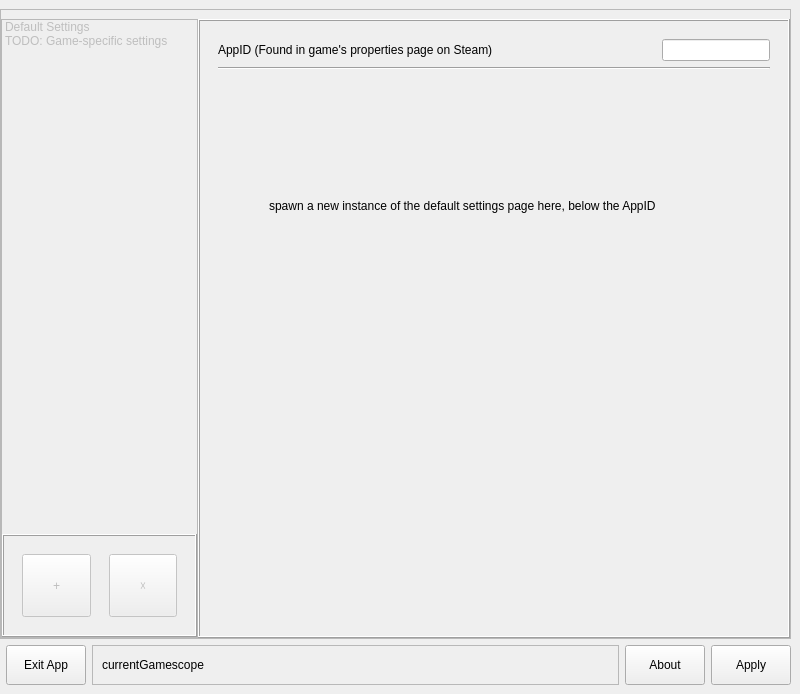
Above: mainwindow.ui from rfrench3/scopebuddy-gui before the change. Below: the same form after it.
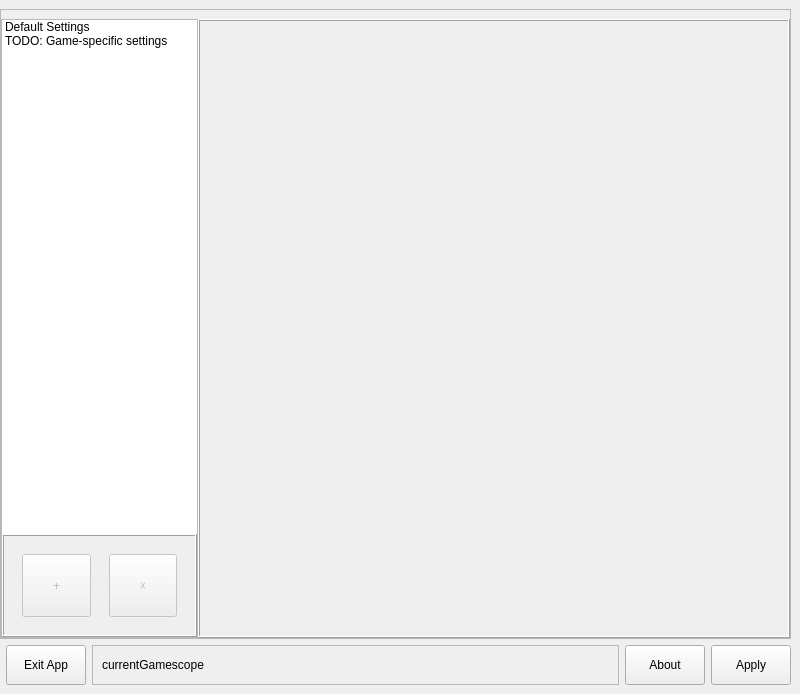
That is the form after the change. The open tabs and pages were chosen to show the change. Icons and pictures are not drawn.

Commit message: testing game-specific settings UI

The edit to the form file:
```diff
--- a/mainwindow.ui
+++ b/mainwindow.ui
@@ -78,7 +78,7 @@
           <item>
            <widget class="QListWidget" name="listWidget_gamesList">
             <property name="enabled">
-             <bool>false</bool>
+             <bool>true</bool>
             </property>
             <property name="sizePolicy">
              <sizepolicy hsizetype="Expanding" vsizetype="Expanding">
@@ -1829,102 +1829,9 @@
               <property name="spacing">
                <number>0</number>
               </property>
-              <item row="0" column="0">
-               <widget class="QWidget" name="widget_20" native="true">
-                <property name="sizePolicy">
-                 <sizepolicy hsizetype="Preferred" vsizetype="Maximum">
-                  <horstretch>0</horstretch>
-                  <verstretch>0</verstretch>
-                 </sizepolicy>
-                </property>
-                <layout class="QVBoxLayout" name="verticalLayout_13">
-                 <item>
-                  <widget class="QWidget" name="widget_22" native="true">
-                   <property name="sizePolicy">
-                    <sizepolicy hsizetype="Preferred" vsizetype="Minimum">
-                     <horstretch>0</horstretch>
-                     <verstretch>0</verstretch>
-                    </sizepolicy>
-                   </property>
-                   <layout class="QHBoxLayout" name="horizontalLayout_13" stretch="0,0,0">
-                    <property name="spacing">
-                     <number>0</number>
-                    </property>
-                    <property name="leftMargin">
-                     <number>0</number>
-                    </property>
-                    <property name="topMargin">
-                     <number>0</number>
-                    </property>
-                    <property name="rightMargin">
-                     <number>0</number>
-                    </property>
-                    <property name="bottomMargin">
-                     <number>0</number>
-                    </property>
-                    <item>
-                     <widget class="QLabel" name="label_11">
-                      <property name="text">
-                       <string>AppID (Found in game's properties page on Steam)</string>
-                      </property>
-                     </widget>
-                    </item>
-                    <item>
-                     <spacer name="horizontalSpacer_12">
-                      <property name="orientation">
-                       <enum>Qt::Orientation::Horizontal</enum>
-                      </property>
-                      <property name="sizeHint" stdset="0">
-                       <size>
-                        <width>40</width>
-                        <height>20</height>
-                       </size>
-                      </property>
-                     </spacer>
-                    </item>
-                    <item>
-                     <widget class="QLineEdit" name="lineEdit_appID">
-                      <property name="sizePolicy">
-                       <sizepolicy hsizetype="Fixed" vsizetype="Fixed">
-                        <horstretch>0</horstretch>
-                        <verstretch>0</verstretch>
-                       </sizepolicy>
-                      </property>
-                     </widget>
-                    </item>
-                   </layout>
-                  </widget>
-                 </item>
-                 <item>
-                  <widget class="Line" name="line_12">
-                   <property name="orientation">
-                    <enum>Qt::Orientation::Horizontal</enum>
-                   </property>
-                  </widget>
-                 </item>
-                </layout>
-               </widget>
-              </item>
              </layout>
             </widget>
            </item>
-           <item>
-            <widget class="QWidget" name="widget" native="true">
-             <widget class="QLabel" name="label_6">
-              <property name="geometry">
-               <rect>
-                <x>60</x>
-                <y>50</y>
-                <width>461</width>
-                <height>141</height>
-               </rect>
-              </property>
-              <property name="text">
-               <string>spawn a new instance of the default settings page here, below the AppID</string>
-              </property>
-             </widget>
-            </widget>
-           </item>
           </layout>
          </widget>
         </widget>
```
The commit also changes 2 other files.
